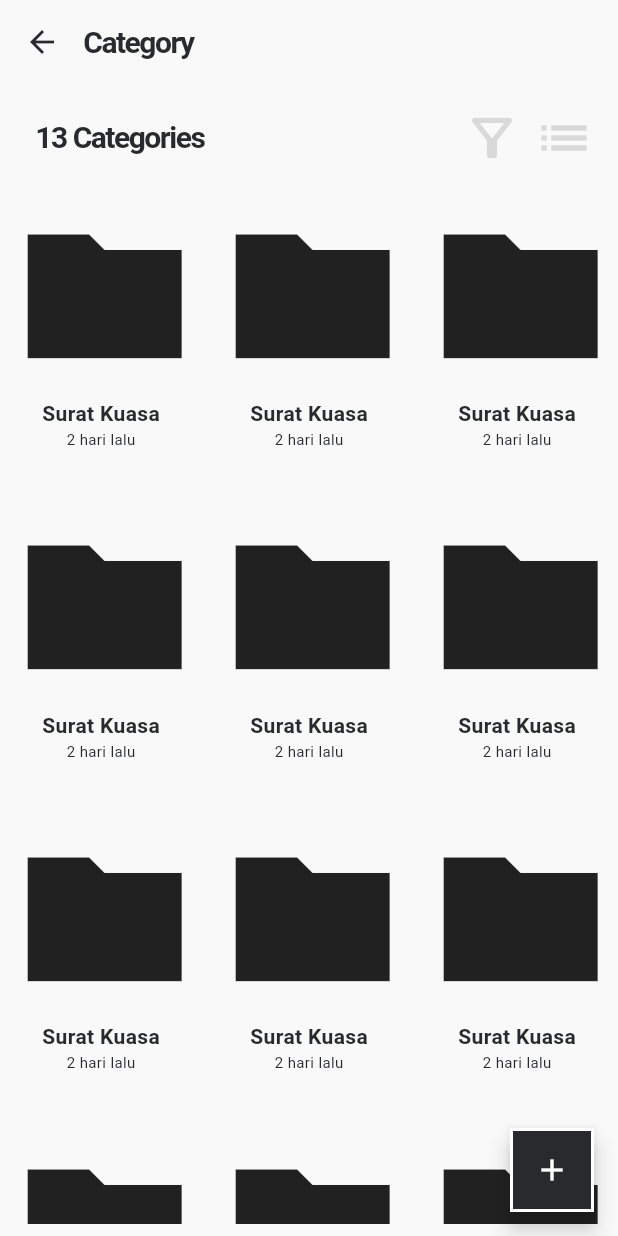
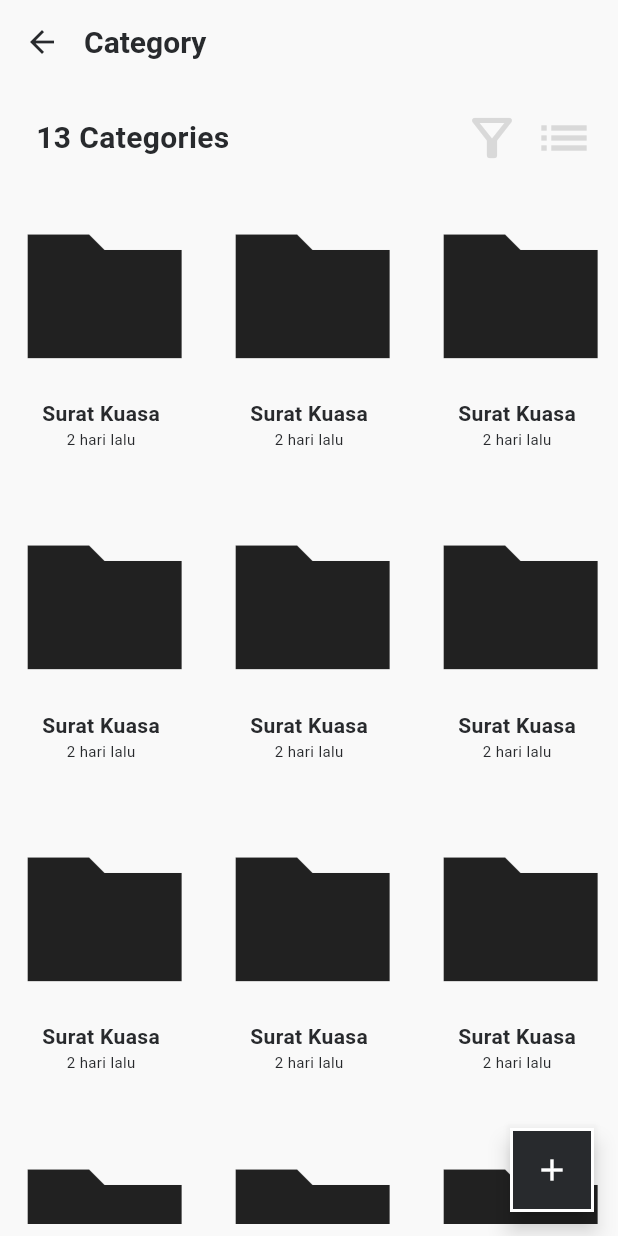
Before and after one commit to raymondtju/letterfly, a Flutter app: the CategoryView screen opened by its route, after a tap on the "grid view" icon, on a phone screen of 412 x 824 dp. Run offline on Flutter 3.47's test engine with Material 3 defaults, Android fonts, the phone set to English and light mode, and no system bars; our stand-ins replace camera, flutter_svg, lottie; missing offline and left inert: flutter_signature_pad; Roboto replaces fonts that are missing (SF).

Commit message:
feat: add transition between screens and mistyped bold font

```diff
--- a/lib/components/textstylefont.dart
+++ b/lib/components/textstylefont.dart
@@ -3,5 +3,7 @@ import 'package:flutter/material.dart';
 const TextStyle headlineStyle =
     TextStyle(letterSpacing: -1, fontWeight: FontWeight.w700, fontSize: 24);
 
-const TextStyle subheadlineStyle =
-    TextStyle(letterSpacing: -1, fontWeight: FontWeight.w700, fontSize: 20);
+const TextStyle subheadlineStyle = TextStyle(
+  fontWeight: FontWeight.bold,
+  fontSize: 20,
+);
--- a/lib/home.dart
+++ b/lib/home.dart
@@ -32,8 +32,11 @@ class HomePage extends StatelessWidget {
               ),
               Text(
                 'Letterfly',
-                style: subheadlineStyle.copyWith(
-                    color: Colors.white, fontSize: 24),
+                style: TextStyle(
+                  color: Colors.white,
+                  fontSize: 24,
+                  fontWeight: FontWeight.bold,
+                ),
               ),
             ],
           ),
--- a/lib/login.dart
+++ b/lib/login.dart
@@ -35,12 +35,7 @@ class _MyWidgetState extends State<MyWidget> {
 
     return Scaffold(
       appBar: AppBar(
-        title: const Row(
-          mainAxisAlignment: MainAxisAlignment.start,
-          children: [
-            Text('Login', style: subheadlineStyle),
-          ],
-        ),
+        title: const Text('Login', style: subheadlineStyle),
       ),
       body: Padding(
         padding: const EdgeInsets.all(20),
--- a/lib/main.dart
+++ b/lib/main.dart
@@ -32,24 +32,58 @@ class MyApp extends StatelessWidget {
             theme: GlobalThemeData().lightThemeData,
             debugShowCheckedModeBanner: false,
             initialRoute: "/welcome",
-            routes: {
-              '/welcome': (context) => const WelcomePage(),
-              '/login': (context) => const LoginPage(),
-              '/signup': (context) => const SignUpPage(),
-              '/home': (context) => const HomePage(),
-              '/sukses': (context) => const SuccessfulPage(),
-              '/forgetPass': (context) => const ForgotPasswordPage(),
-              '/newPass': (context) => const NewPasswordPage(),
-              '/category': (context) => const CategoryView(),
-              '/surat_kuasa': (context) => const SuratKuasaView(),
-              '/takeaphoto': (context) => const TakeAPhotoPage(),
-              '/addletter': (context) => const AddLetterPage(
-                    imagePaths: [],
-                  ),
+            onGenerateRoute: (settings) {
+              switch (settings.name) {
+                case '/welcome':
+                  return _buildPageRoute(const WelcomePage());
+                case '/login':
+                  return _buildPageRoute(const LoginPage());
+                case '/signup':
+                  return _buildPageRoute(const SignUpPage());
+                case '/home':
+                  return _buildPageRoute(const HomePage());
+                case '/sukses':
+                  return _buildPageRoute(const SuccessfulPage());
+                case '/forgetPass':
+                  return _buildPageRoute(const ForgotPasswordPage());
+                case '/newPass':
+                  return _buildPageRoute(const NewPasswordPage());
+                case '/category':
+                  return _buildPageRoute(const CategoryView());
+                case '/surat_kuasa':
+                  return _buildPageRoute(const SuratKuasaView());
+                case '/takeaphoto':
+                  return _buildPageRoute(const TakeAPhotoPage());
+                case '/addletter':
+                  return _buildPageRoute(const AddLetterPage(imagePaths: []));
+                default:
+                  return _buildPageRoute(const WelcomePage());
+              }
             },
           );
         },
       ),
     );
   }
+
+  PageRouteBuilder _buildPageRoute(Widget page) {
+    return PageRouteBuilder(
+      pageBuilder: (context, animation, secondaryAnimation) => page,
+      transitionDuration: const Duration(milliseconds: 100),
+      transitionsBuilder: (context, animation, secondaryAnimation, child) {
+        const begin = Offset(1.0, 0.0);
+        const end = Offset.zero;
+        const curve = Curves.easeIn;
+
+        var tween =
+            Tween(begin: begin, end: end).chain(CurveTween(curve: curve));
+        var offsetAnimation = animation.drive(tween);
+
+        return SlideTransition(
+          position: offsetAnimation,
+          child: child,
+        );
+      },
+    );
+  }
 }
--- a/pubspec.yaml
+++ b/pubspec.yaml
@@ -85,7 +85,7 @@ flutter:
           weight: 400
         - asset: assets/fonts/SF-Pro-Italic.ttf
           style: italic
-        - asset: assets/fonts/SF-Pro-Text-Heavy.otf
+        - asset: assets/fonts/SFPRODISPLAYBOLD.otf
           weight: 700
         - asset: assets/fonts/SFPRODISPLAYMEDIUM.otf
           weight: 500
```
Also changed, not shown: assets/fonts/SFPRODISPLAYBOLD.OTF (added).
